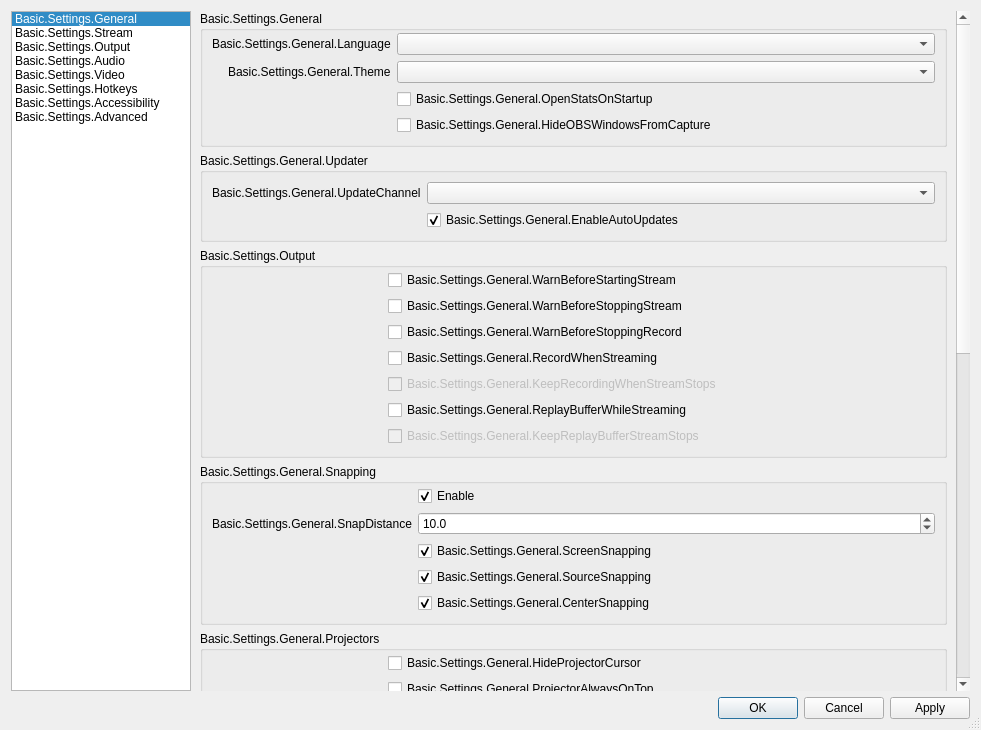
This is UI/forms/OBSBasicSettings.ui in obsproject/obs-studio as Qt 5 draws it before an edit. The edited form follows.
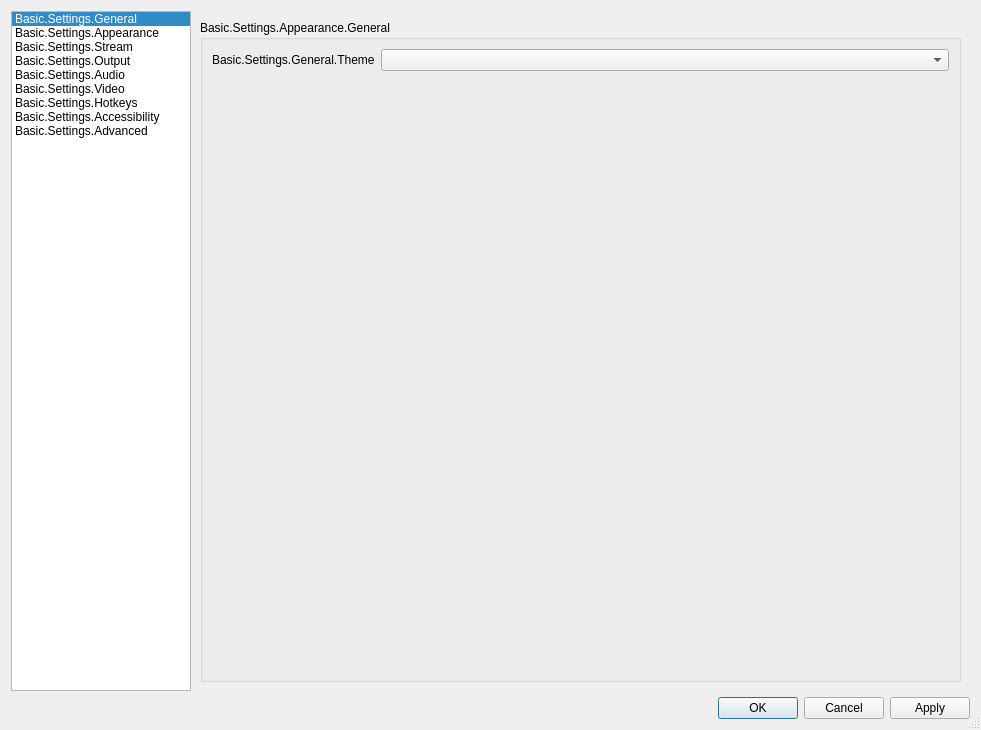
This is the edited form. The open tabs and pages were chosen to show the change. Icons and pictures are not drawn. Custom widgets are drawn as their Qt base class.

Commit message: UI: Add 'Appearance' settings page

```diff
--- a/UI/forms/OBSBasicSettings.ui
+++ b/UI/forms/OBSBasicSettings.ui
@@ -69,6 +69,15 @@
           <normaloff>:/settings/images/settings/general.svg</normaloff>:/settings/images/settings/general.svg</iconset>
         </property>
        </item>
+       <item>
+        <property name="text">
+         <string>Basic.Settings.Appearance</string>
+        </property>
+        <property name="icon">
+         <iconset resource="obs.qrc">
+          <normaloff>:/settings/images/settings/appearance.svg</normaloff>:/settings/images/settings/appearance.svg</iconset>
+        </property>
+       </item>
        <item>
         <property name="text">
          <string>Basic.Settings.Stream</string>
@@ -227,19 +236,6 @@
                     <widget class="QComboBox" name="language"/>
                    </item>
                    <item row="1" column="0">
-                    <widget class="QLabel" name="label_42">
-                     <property name="text">
-                      <string>Basic.Settings.General.Theme</string>
-                     </property>
-                     <property name="buddy">
-                      <cstring>theme</cstring>
-                     </property>
-                    </widget>
-                   </item>
-                   <item row="1" column="1">
-                    <widget class="QComboBox" name="theme"/>
-                   </item>
-                   <item row="2" column="0">
                     <spacer name="horizontalSpacer_3">
                      <property name="orientation">
                       <enum>Qt::Horizontal</enum>
@@ -255,14 +251,14 @@
                      </property>
                     </spacer>
                    </item>
-                   <item row="2" column="1">
+                   <item row="1" column="1">
                     <widget class="QCheckBox" name="openStatsOnStartup">
                      <property name="text">
                       <string>Basic.Settings.General.OpenStatsOnStartup</string>
                      </property>
                     </widget>
                    </item>
-                   <item row="3" column="1">
+                   <item row="2" column="1">
                     <widget class="QCheckBox" name="hideOBSFromCapture">
                      <property name="toolTip">
                       <string>Basic.Settings.General.HideOBSWindowsFromCapture.Tooltip</string>
@@ -890,6 +886,90 @@
          </item>
         </layout>
        </widget>
+       <widget class="QWidget" name="appearancePage">
+        <layout class="QVBoxLayout" name="formLayout_69">
+         <property name="leftMargin">
+          <number>0</number>
+         </property>
+         <property name="topMargin">
+          <number>0</number>
+         </property>
+         <property name="rightMargin">
+          <number>0</number>
+         </property>
+         <property name="bottomMargin">
+          <number>0</number>
+         </property>
+         <item>
+          <widget class="QScrollArea" name="scrollArea_420">
+           <property name="frameShape">
+            <enum>QFrame::NoFrame</enum>
+           </property>
+           <property name="frameShadow">
+            <enum>QFrame::Plain</enum>
+           </property>
+           <property name="widgetResizable">
+            <bool>true</bool>
+           </property>
+           <widget class="QWidget" name="appearancePageContents">
+            <property name="geometry">
+             <rect>
+              <x>0</x>
+              <y>0</y>
+              <width>781</width>
+              <height>680</height>
+             </rect>
+            </property>
+            <layout class="QVBoxLayout" name="verticalLayout_1337">
+             <property name="leftMargin">
+              <number>0</number>
+             </property>
+             <property name="topMargin">
+              <number>0</number>
+             </property>
+             <property name="rightMargin">
+              <number>0</number>
+             </property>
+             <property name="bottomMargin">
+              <number>0</number>
+             </property>
+             <item>
+              <widget class="QFrame" name="appearanceFrame">
+               <layout class="QVBoxLayout" name="verticalLayout_30">
+                <item>
+                 <widget class="QGroupBox" name="appearanceGeneral">
+                  <property name="title">
+                   <string>Basic.Settings.Appearance.General</string>
+                  </property>
+                  <property name="checkable">
+                   <bool>false</bool>
+                  </property>
+                  <layout class="QFormLayout" name="formLayout_37">
+                   <item row="0" column="0">
+                    <widget class="QLabel" name="label_45">
+                     <property name="text">
+                      <string>Basic.Settings.General.Theme</string>
+                     </property>
+                     <property name="buddy">
+                      <cstring>theme</cstring>
+                     </property>
+                    </widget>
+                   </item>
+                   <item row="0" column="1">
+                    <widget class="QComboBox" name="theme"/>
+                   </item>
+                  </layout>
+                 </widget>
+                </item>
+               </layout>
+              </widget>
+             </item>
+            </layout>
+           </widget>
+          </widget>
+         </item>
+        </layout>
+       </widget>
        <widget class="QWidget" name="streamPage">
         <layout class="QVBoxLayout" name="verticalLayout_5">
          <property name="leftMargin">
```
Left out of the diff: 2 changed lines with no effect on the pictures. The commit also changes 6 other files.
